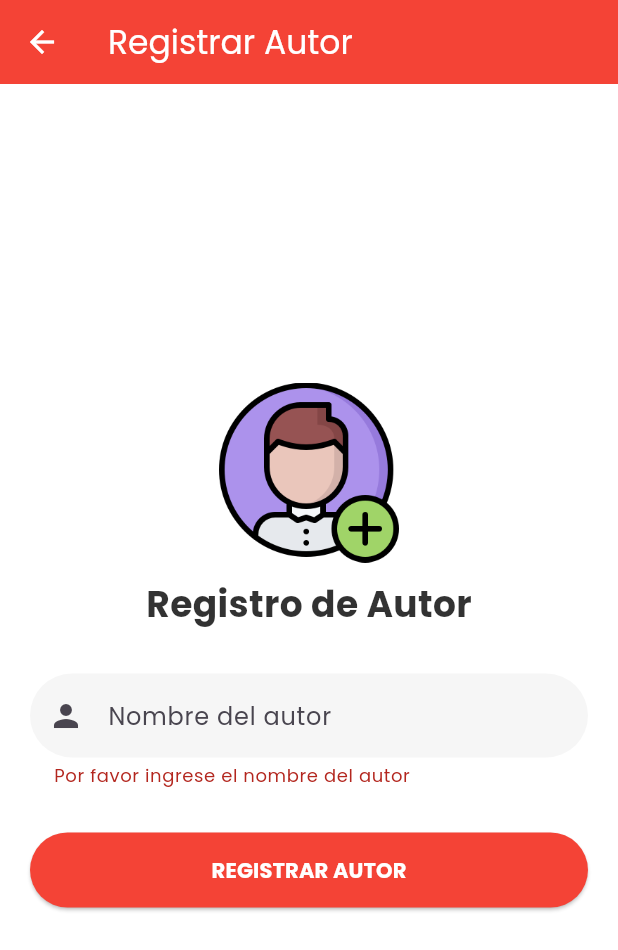
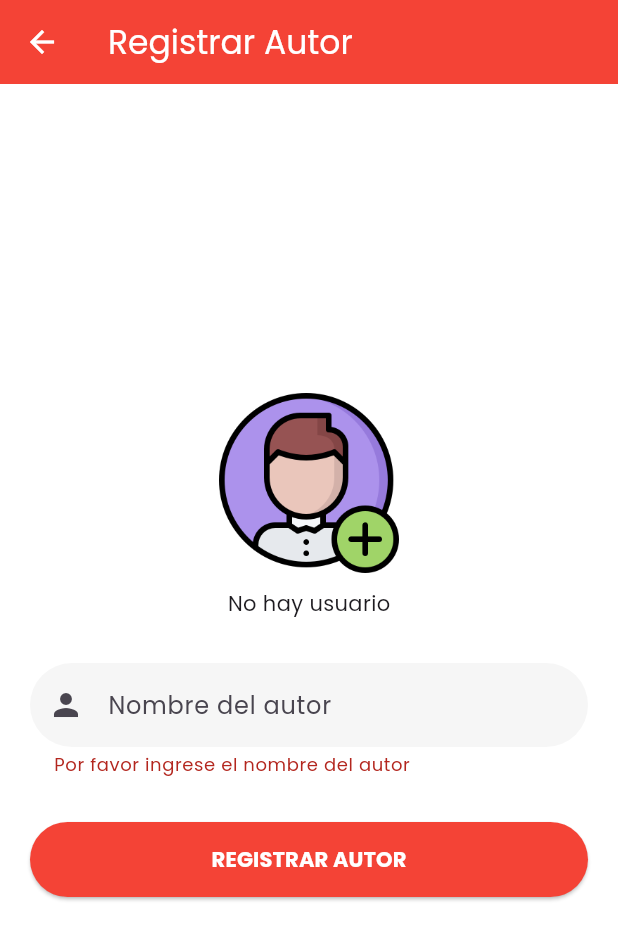
Before and after one commit to Laito97/biblioteca98, a Flutter app: the AutoresRegisterScreen screen opened directly, after a tap on "REGISTRAR AUTOR", on a phone screen of 412 x 824 dp. Shown: the top 950 px of the screen. Run offline on Flutter 3.47's test engine with Material 3 defaults, Android fonts, the phone set to English and light mode, and no system bars; our stand-ins replace carousel_slider, shared_preferences; accounts and stored records are empty.

```diff
--- a/lib/models/usuario.dart
+++ b/lib/models/usuario.dart
@@ -18,7 +18,7 @@ class Usuario {
 
   factory Usuario.fromJson(Map<String, dynamic> json) {
     return Usuario(
-      usuarioId: json['usuario_id'] ?? 0,
+      usuarioId: json['id'] ?? 0,
       usuarioNombre: json['usuario_nombre'] ?? '',
       tipoUsuario: TipoUsuario.fromJson(json['usuario_tipo'] ?? {}),
       persona: Persona.fromJson(json['persona'] ?? {}),
--- a/lib/services/api_client.dart
+++ b/lib/services/api_client.dart
@@ -3,7 +3,8 @@ import 'dart:convert';
 
 // ApiClient centralizado que realiza las peticiones
 class ApiClient {
- final String host = 'http://192.168.1.130:3000/api/biblioteca_v1';  // Base de la API
+ //final String host = 'http://192.168.1.130:3000/api/biblioteca_v1';  // Base de la API
+  final String host = 'http://192.168.18.38:3000/api/biblioteca_v1';  // Base de la API
   //final String host = 'http://10.83.9.238:3000/api/biblioteca_v1';
   //final String host = 'http://10.83.9.47:3000/api/biblioteca_v1';
 
--- a/lib/services/api_service.dart
+++ b/lib/services/api_service.dart
@@ -205,11 +205,8 @@ class ApiService {
 //Guardar Autores v2
    Future<bool> registrarAutorV2(Autor autor) async {
   try {
-    final Map<String, dynamic> body = {
-      "autor": autor.toJson(),
-    };
 
-    final response = await client.post('/autores/save-update', body);
+    final response = await client.post('/autores/save-update', autor.toJson());
 
     if (response['response_code'] != null &&
         response['response_code'] >= 200 &&
--- a/lib/views/autorscreenview/autores_register_screen.dart
+++ b/lib/views/autorscreenview/autores_register_screen.dart
@@ -1,4 +1,5 @@
 import 'package:biblioteca97/models/autor.dart';
+import 'package:biblioteca97/models/usuario.dart';
 import 'package:biblioteca97/services/api_service.dart';
 import 'package:flutter/material.dart';
 import '../../services/api_client.dart';
@@ -45,7 +46,7 @@ class _AutoresRegisterScreenState extends State<AutoresRegisterScreen> {
 
   @override
   Widget build(BuildContext context) {
-    // Nota: No obtenemos usuarioLogged aquí porque lo usaremos solo en el botón
+    final usuarioProvider = Provider.of<UsuarioProvider>(context).usuario;
 
     return Scaffold(
       backgroundColor: Colors.white,
@@ -69,16 +70,15 @@ class _AutoresRegisterScreenState extends State<AutoresRegisterScreen> {
             child: Column(
               mainAxisSize: MainAxisSize.min,
               children: [
-                Image.asset('assets/agregar_usuario.png', width: 200, height: 120),
+                Image.asset(
+                  'assets/agregar_usuario.png',
+                  width: 200,
+                  height: 120,
+                ),
                 const SizedBox(height: 10),
-                const Text(
-                  "Registro de Autor",
-                  style: TextStyle(
-                    fontSize: 24,
-                    fontWeight: FontWeight.bold,
-                    color: Color.fromARGB(221, 19, 19, 19),
-                  ),
-                ),
+                usuarioProvider == null
+                    ? const Center(child: Text('No hay usuario'))
+                    : Center(child: Text('Hola ${usuarioProvider.usuarioId}')),
                 const SizedBox(height: 30),
                 TextFormField(
                   controller: _nombreAutorController,
@@ -112,26 +112,21 @@ class _AutoresRegisterScreenState extends State<AutoresRegisterScreen> {
                       ),
                     ),
                     onPressed: () async {
-                      print("✅ Botón REGISTRAR AUTOR presionado");
-
                       if (_formKey.currentState!.validate()) {
-                        // Obtenemos usuarioLogged aquí, asegurando que esté actualizado
-                        final usuarioLogged = Provider.of<UsuarioProvider>(context, listen: false).usuario;
-
-                        if (usuarioLogged == null) {
-                          _showDialog("Error: Usuario no autenticado.");
-                          return;
-                        }
-
-                        print("🔑 Usuario logueado: ${usuarioLogged.usuarioId}");
-
                         final autor = Autor(
                           autor_nom: _nombreAutorController.text,
-                          usuario_creacion_id: usuarioLogged.usuarioId,
+                          usuario_creacion_id: usuarioProvider?.usuarioId,
+                        );
+
+                        print('ASASS' + _nombreAutorController.text);
+                        print(
+                          'ASASS2 ${usuarioProvider?.usuarioId.toString()}',
                         );
 
                         try {
-                          bool registrado = await _apiService.registrarAutorV2(autor);
+                          bool registrado = await _apiService.registrarAutorV2(
+                            autor,
+                          );
                           _showDialog(
                             registrado
                                 ? "Autor registrado con éxito"
```
Also changed, not shown: lib/main.dart (+2 -8 lines).
